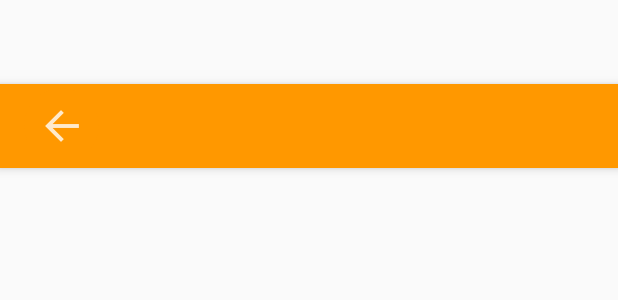
After one commit to scardenasrom/dice-master, an Android app: the layout activity_critics_and_fumbles.xml on its own in the app's theme, with its tools: preview values and no code run, on a phone screen of 412 x 824 dp. The commit adds this screen. Shown: the top 300 px of the screen. Run offline under Robolectric (Android 15) with nearby library versions, the phone set to English and light mode, and no system bars.

Commit message:
Created skeleton of some activities

```diff
--- /dev/null
+++ b/dice-master/src/main/res/drawable-v21/toolbar_button.xml
@@ -0,0 +1,7 @@
+<?xml version="1.0" encoding="utf-8"?>
+<ripple
+    xmlns:android="http://schemas.android.com/apk/res/android"
+    android:color="@color/color_accent"
+    >
+    <item android:drawable="@drawable/toolbar_button_normal" />
+</ripple>
--- a/dice-master/src/main/res/drawable/normal_button_normal.xml
+++ b/dice-master/src/main/res/drawable/normal_button_normal.xml
@@ -1,7 +1,7 @@
 <?xml version="1.0" encoding="utf-8"?>
 <shape xmlns:android="http://schemas.android.com/apk/res/android">
-    <solid android:color="@color/color_primary_transparent" />
-    <stroke android:width="5dp" android:color="@color/color_primary_dark_transparent" />
+    <solid android:color="@color/color_primary" />
+    <stroke android:width="2dp" android:color="@color/color_primary_dark" />
     <corners android:radius="5dp" />
     <padding android:bottom="10dp" android:top="10dp" android:left="5dp" android:right="5dp" />
 </shape>
--- a/dice-master/src/main/res/drawable/normal_button_selected.xml
+++ b/dice-master/src/main/res/drawable/normal_button_selected.xml
@@ -1,7 +1,7 @@
 <?xml version="1.0" encoding="utf-8"?>
 <shape xmlns:android="http://schemas.android.com/apk/res/android">
-    <solid android:color="@color/holo_accent" />
-    <stroke android:width="5dp" android:color="@color/holo_accent" />
+    <solid android:color="@color/color_accent" />
+    <stroke android:width="2dp" android:color="@color/color_accent" />
     <corners android:radius="5dp" />
     <padding android:bottom="10dp" android:top="10dp" android:left="5dp" android:right="5dp" />
 </shape>
--- /dev/null
+++ b/dice-master/src/main/res/drawable/toolbar_button.xml
@@ -0,0 +1,5 @@
+<?xml version="1.0" encoding="utf-8"?>
+<selector xmlns:android="http://schemas.android.com/apk/res/android">
+    <item android:drawable="@drawable/toolbar_button_selected" android:state_pressed="true" />
+    <item android:drawable="@drawable/toolbar_button_normal" />
+</selector>
--- /dev/null
+++ b/dice-master/src/main/res/drawable/toolbar_button_normal.xml
@@ -0,0 +1,6 @@
+<?xml version="1.0" encoding="utf-8"?>
+<shape xmlns:android="http://schemas.android.com/apk/res/android"
+    android:shape="oval"
+    >
+    <solid android:color="@color/color_primary" />
+</shape>
--- /dev/null
+++ b/dice-master/src/main/res/drawable/toolbar_button_selected.xml
@@ -0,0 +1,6 @@
+<?xml version="1.0" encoding="utf-8"?>
+<shape xmlns:android="http://schemas.android.com/apk/res/android"
+    android:shape="oval"
+    >
+    <solid android:color="@color/color_accent" />
+</shape>
--- /dev/null
+++ b/dice-master/src/main/res/layout/activity_critics_and_fumbles.xml
@@ -0,0 +1,67 @@
+<?xml version="1.0" encoding="utf-8"?>
+<android.support.design.widget.CoordinatorLayout
+    xmlns:android="http://schemas.android.com/apk/res/android"
+    xmlns:app="http://schemas.android.com/apk/res-auto"
+    android:layout_width="match_parent"
+    android:layout_height="match_parent"
+    xmlns:tools="http://schemas.android.com/tools"
+    android:fitsSystemWindows="true"
+    >
+
+    <android.support.design.widget.AppBarLayout
+        android:layout_height="wrap_content"
+        android:layout_width="match_parent"
+        android:theme="@style/AppTheme.AppBarOverlay"
+        >
+
+        <android.support.v7.widget.Toolbar
+            android:id="@+id/critics_and_fumbles_toolbar"
+            android:layout_width="match_parent"
+            android:layout_height="wrap_content"
+            android:background="?attr/colorPrimary"
+            app:popupTheme="@style/AppTheme.PopupOverlay"
+            >
+
+            <RelativeLayout
+                android:layout_width="match_parent"
+                android:layout_height="match_parent"
+                >
+
+                <android.support.v7.widget.AppCompatImageButton
+                    android:id="@+id/critics_and_fumbles_toolbar_back"
+                    android:layout_width="50dp"
+                    android:layout_height="50dp"
+                    android:background="@drawable/toolbar_button"
+                    android:layout_centerVertical="true"
+                    android:src="@drawable/ic_back"
+                    />
+
+                <TextView
+                    android:id="@+id/critics_and_fumbles_toolbar_title"
+                    android:layout_width="match_parent"
+                    android:layout_height="wrap_content"
+                    android:layout_centerVertical="true"
+                    android:layout_toRightOf="@+id/critics_and_fumbles_toolbar_back"
+                    android:gravity="bottom"
+                    android:textAllCaps="true"
+                    android:textColor="@color/color_text_primary"
+                    android:textSize="@dimen/text_size_main_screen"
+                    fontPath="fonts/FrederickaTheGreat.ttf"
+                    />
+
+            </RelativeLayout>
+
+        </android.support.v7.widget.Toolbar>
+
+    </android.support.design.widget.AppBarLayout>
+
+    <RelativeLayout
+        android:layout_width="match_parent"
+        android:layout_height="match_parent"
+        app:layout_behavior="@string/appbar_scrolling_view_behavior"
+        >
+
+
+    </RelativeLayout>
+
+</android.support.design.widget.CoordinatorLayout>
```
Also changed, not shown: dice-master/src/main/AndroidManifest.xml (+21 -0 lines), dice-master/src/main/java/com/herkiusdev/dicemaster/activity/rpg/CriticsAndFumblesActivity.java (added, +46 -0 lines), dice-master/src/main/java/com/herkiusdev/dicemaster/activity/rpg/InitiativeActivity.java (added, +46 -0 lines), dice-master/src/main/java/com/herkiusdev/dicemaster/activity/rpg/SingleThrowActivity.java (added, +46 -0 lines), dice-master/src/main/java/com/herkiusdev/dicemaster/fragment/RPGFragment.java (+10 -2 lines), dice-master/src/main/res/layout/activity_initiative.xml (added, +67 -0 lines), dice-master/src/main/res/layout/activity_single_throw.xml (added, +67 -0 lines), dice-master/src/main/res/values/strings.xml (+12 -0 lines), dice-master/src/main/res/drawable-hdpi/ic_back.png (added), dice-master/src/main/res/drawable-mdpi/ic_back.png (added), dice-master/src/main/res/drawable-xhdpi/ic_back.png (added), dice-master/src/main/res/drawable-xxhdpi/ic_back.png (added).
